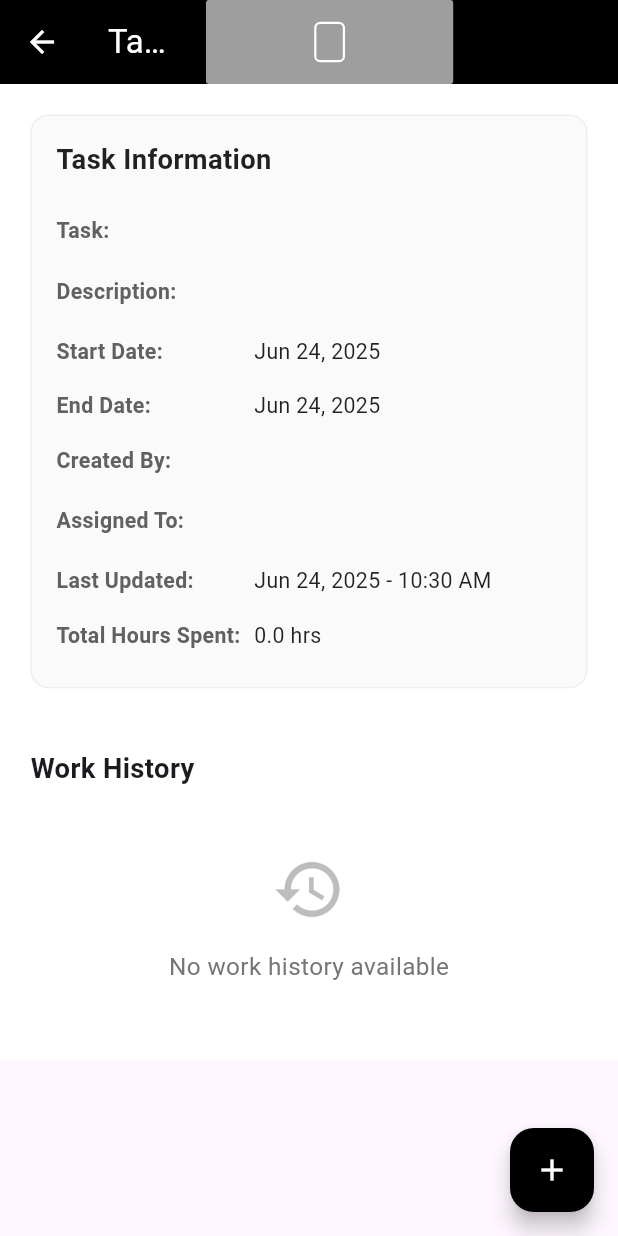
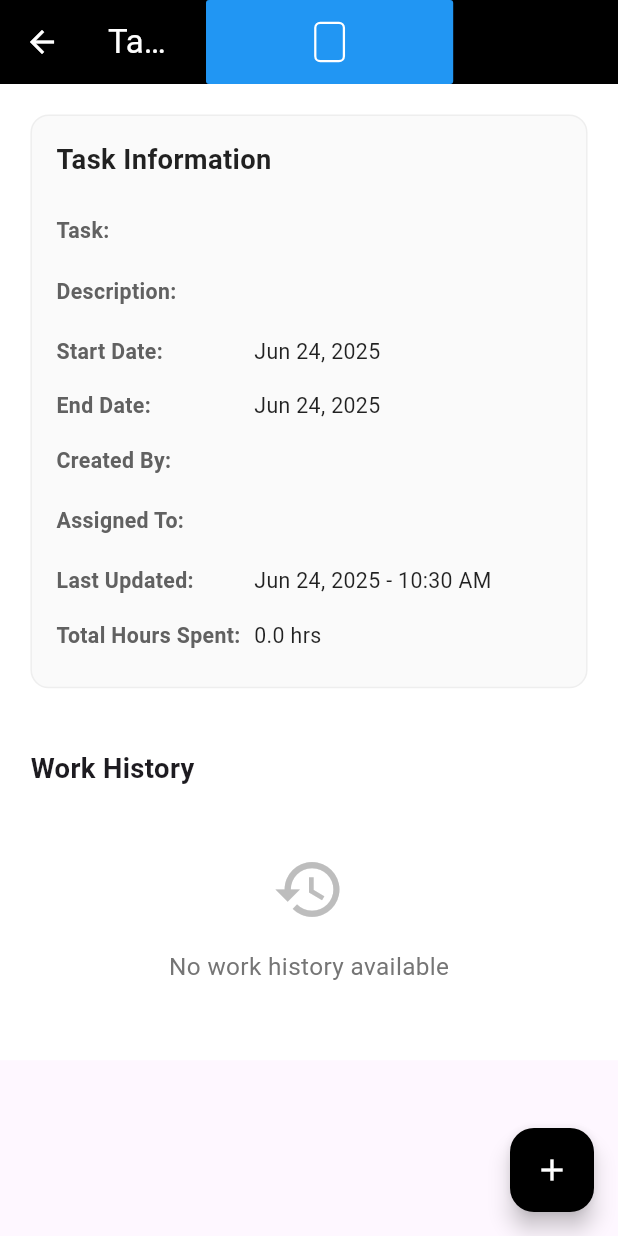
Before and after one commit to maowlteam-gmail-com/taskManagementFrontEnd, a Flutter app: the TaskDetailScreen screen opened directly with empty values, on a phone screen of 412 x 824 dp. Run offline on Flutter 3.47's test engine with Material 3 defaults, Android fonts, the phone set to English and light mode, and no system bars; our stand-ins replace dio, file_picker, flutter_animate, flutter_dotenv, flutter_screenutil, get and 3 more; missing offline and left inert: dart:html, media_scanner; accounts and stored records are empty; network calls fail.

Commit message:
status updation done

```diff
--- a/lib/screens/employeeScreen/widgets/taskDetails.dart
+++ b/lib/screens/employeeScreen/widgets/taskDetails.dart
@@ -75,18 +75,20 @@ class _TaskDetailScreenState extends State<TaskDetailScreen> {
 
   Color getStatusColor(String status) {
     switch (status.toLowerCase()) {
-      case 'pending':
+       case 'pending':
         return Colors.orange;
-      case 'in_progress':
+      case 'due':
+       return Color(0xffFFC20A);
+      case 'in progress':
         return Colors.blue;
       case 'completed':
         return Colors.green;
-      case 'cancelled':
+      case 'delayed':
         return const Color.fromARGB(255, 160, 35, 26);
       case 'warning':
         return Colors.red;
       default:
-        return Colors.grey;
+        return Colors.blue;
     }
   }
 
```
Also changed, not shown: lib/screens/adminScreen/controller/taskHistoryController.dart (+5 -4 lines), lib/screens/adminScreen/widgets/employeeProjects.dart (+6 -4 lines), lib/screens/adminScreen/widgets/projectTaskScreen.dart (+9 -7 lines), lib/screens/adminScreen/widgets/projects.dart (+5 -4 lines), lib/screens/employeeScreen/controller/employeeProjectController.dart (+6 -4 lines), lib/screens/employeeScreen/controller/taskUpdateController.dart (+7 -3 lines).
